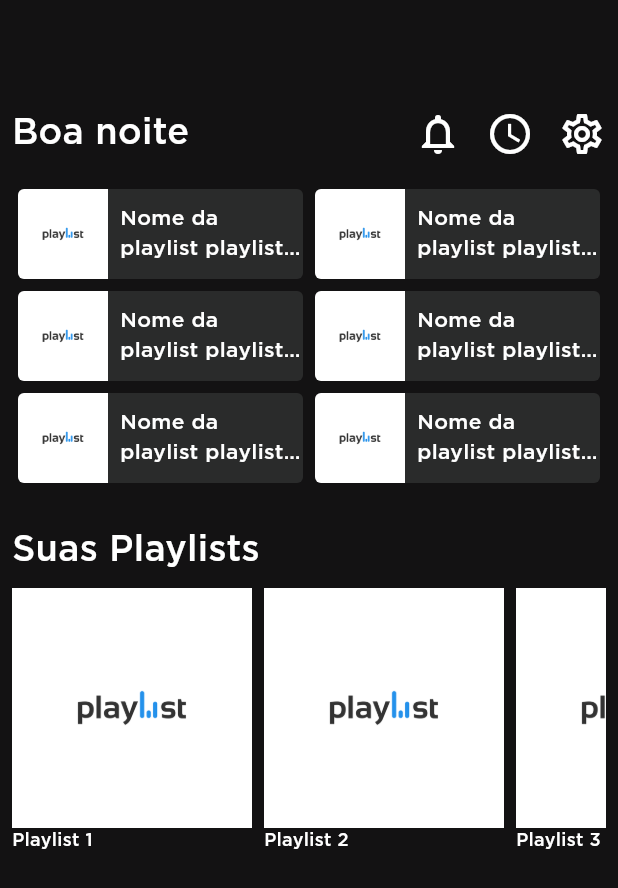
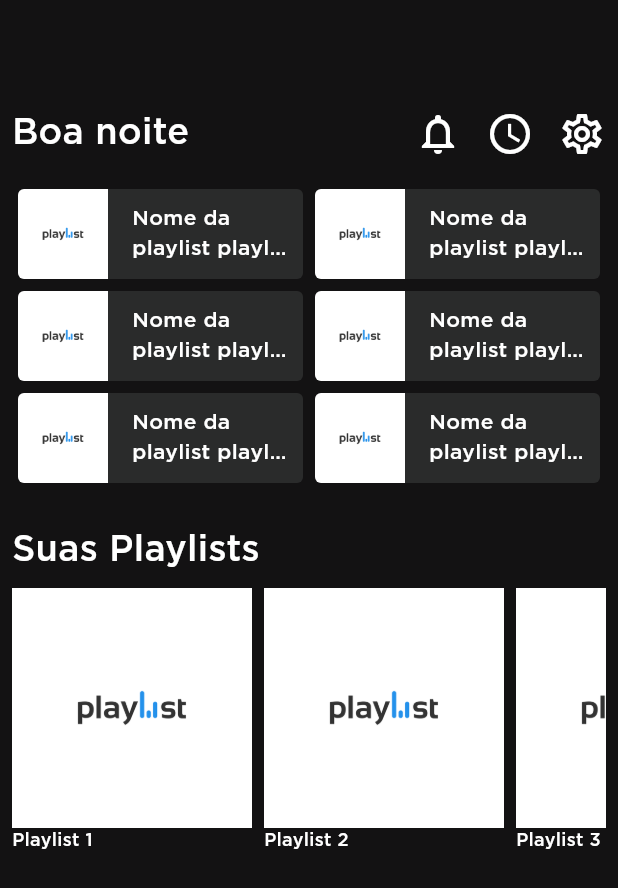
Before and after one commit to RodrigoUchoa001/offline-spotify, a Flutter app: the screen it shows after launch, on a phone screen of 412 x 824 dp. Shown: the top 888 px of the screen. Run offline on Flutter 3.47's test engine with Material 2 defaults, Android fonts, the phone set to English and light mode, and no system bars.

Commit message:
melhorado espaçamento do nome da playlist

```diff
--- a/lib/widgets/playlist_button.dart
+++ b/lib/widgets/playlist_button.dart
@@ -29,6 +29,8 @@ class PlaylistButton extends StatelessWidget {
           ),
           const SizedBox(width: 8),
           const Expanded(
+            child: Padding(
+              padding: EdgeInsets.all(8.0),
               child: Text(
                 'Nome da playlist playlist playlist playlist',
                 softWrap: false,
@@ -39,6 +41,7 @@ class PlaylistButton extends StatelessWidget {
                   color: Colors.white,
                 ),
               ),
+            ),
           )
         ],
       ),
```
Lines whose indentation alone changed are shown as unchanged.
